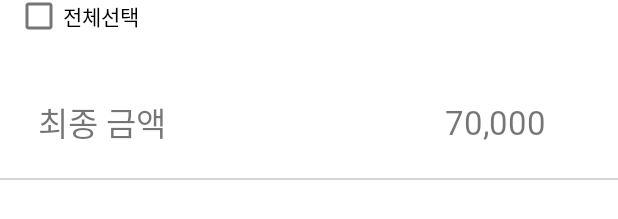
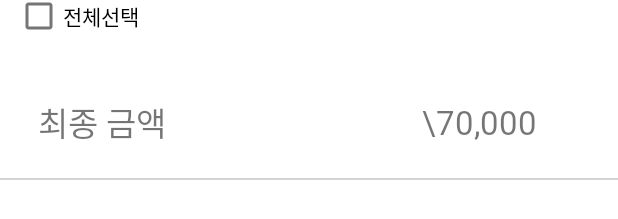
Before and after one commit to ys05059/24mo, an Android app: the layout fragment_shopping_cart_dialog.xml on its own in the app's theme, with its tools: preview values and no code run, on a phone screen of 412 x 824 dp. Shown: the part 131-350 px from the top of the screen. Run offline under Robolectric (Android 15) with nearby library versions, the phone set to English and light mode, and no system bars.

Commit message:
add price

```diff
--- a/app/src/main/res/layout/fragment_shopping_cart_dialog.xml
+++ b/app/src/main/res/layout/fragment_shopping_cart_dialog.xml
@@ -60,7 +60,7 @@
         <TextView
             android:layout_width="match_parent"
             android:layout_height="wrap_content"
-            android:layout_marginLeft="145dp"
+            android:layout_marginLeft="130dp"
             android:layout_marginRight="10dp"
             android:layout_marginTop="10dp"
             android:layout_gravity="center"
@@ -68,7 +68,7 @@
             android:fontFamily="@font/nanum_gothic_extra_bold"
             android:padding="15dp"
             android:textSize="22dp"
-            android:text="70,000" />
+            android:text="\\70,000" />
 
     </LinearLayout>
 
```
